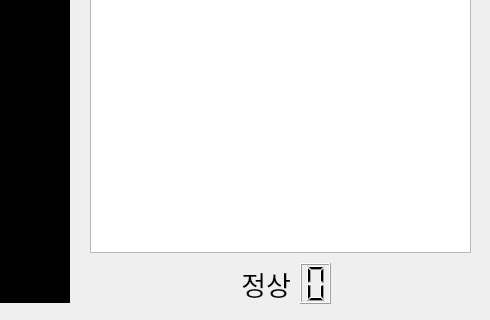
This is main.ui in synml/motion-detector as Qt 5 draws it before an edit; both pictures show x 740 to 1230 and y 330 to 650 of the 1230 by 650 pixel window. The edited form follows.
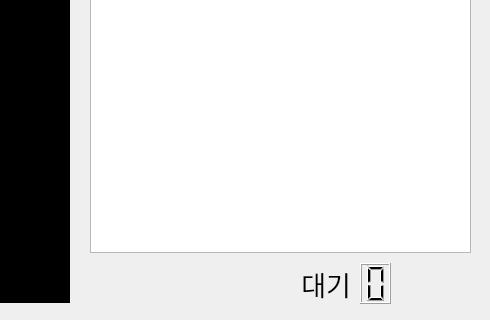
This is the edited form. Icons and pictures are not drawn.

Commit message: ui: 라벨 위치 변경

```diff
--- a/main.ui
+++ b/main.ui
@@ -110,7 +110,7 @@
    <widget class="QLCDNumber" name="idleTimeLcd">
     <property name="geometry">
      <rect>
-      <x>1040</x>
+      <x>1100</x>
       <y>570</y>
       <width>31</width>
       <height>41</height>
@@ -125,7 +125,7 @@
      <rect>
       <x>830</x>
       <y>570</y>
-      <width>201</width>
+      <width>261</width>
       <height>41</height>
      </rect>
     </property>
@@ -137,7 +137,7 @@
      </font>
     </property>
     <property name="text">
-     <string>정상</string>
+     <string>대기</string>
     </property>
     <property name="alignment">
      <set>Qt::AlignRight|Qt::AlignTrailing|Qt::AlignVCenter</set>
```
